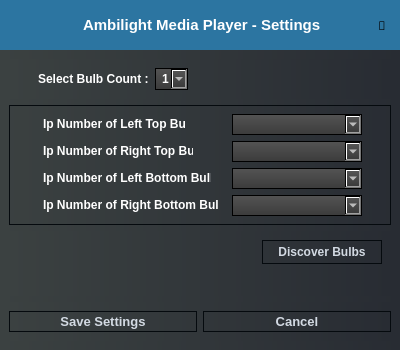
Before: the Qt Designer form src/Settings/Settings.ui in CankayaUniversity/ceng-407-408-2021-2022-Ambilight-Media-Player, drawn with Qt 5.
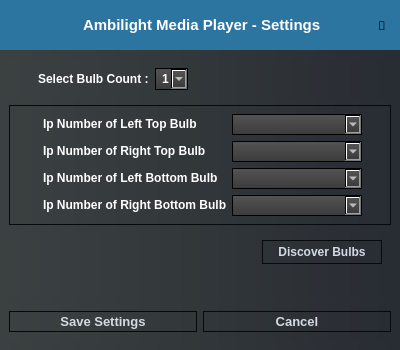
After: the same form once the commit is applied. Icons and pictures are not drawn.

Patch:
```diff
--- a/src/Settings/Settings.ui
+++ b/src/Settings/Settings.ui
@@ -576,7 +576,7 @@
                          </property>
                          <property name="sizeHint" stdset="0">
                           <size>
-                           <width>45</width>
+                           <width>29</width>
                            <height>5</height>
                           </size>
                          </property>
@@ -786,7 +786,7 @@
                          </property>
                          <property name="sizeHint" stdset="0">
                           <size>
-                           <width>37</width>
+                           <width>22</width>
                            <height>5</height>
                           </size>
                          </property>
@@ -991,7 +991,7 @@
                          </property>
                          <property name="sizeHint" stdset="0">
                           <size>
-                           <width>19</width>
+                           <width>8</width>
                            <height>1</height>
                           </size>
                          </property>
@@ -1202,7 +1202,7 @@
                          </property>
                          <property name="sizeHint" stdset="0">
                           <size>
-                           <width>12</width>
+                           <width>1</width>
                            <height>5</height>
                           </size>
                          </property>
```
